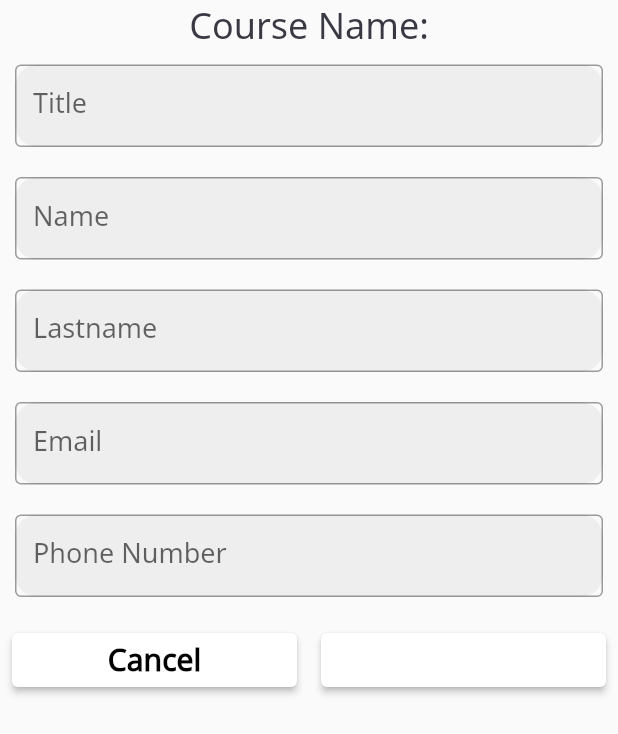
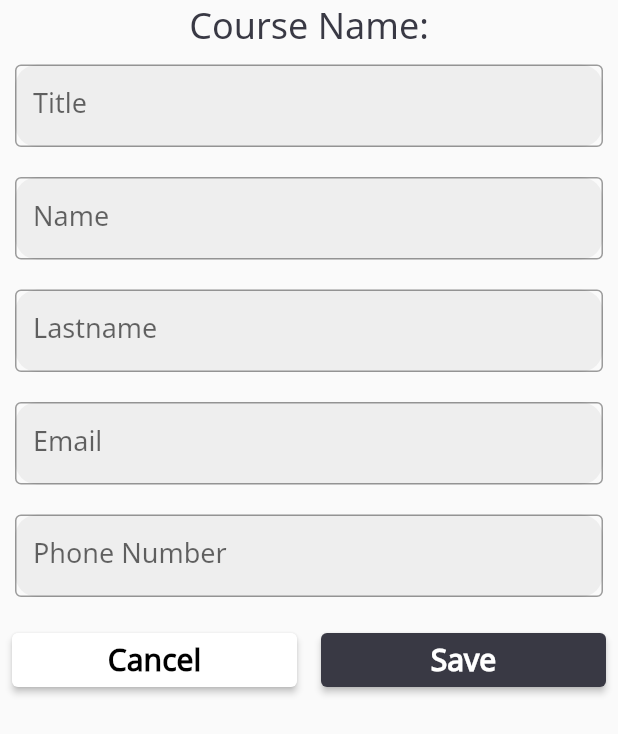
Before and after one commit to ODDS-TEAM/oddsHub-mobile, a Flutter app: the RegistrationScreen screen opened directly, on a phone screen of 412 x 824 dp. Shown: the top 734 px of the screen. Run offline on Flutter 3.47's test engine with Material 2 defaults, Android fonts, the phone set to English and light mode, and no system bars.

Commit message:
update save button style

```diff
--- a/lib/presentation/journey/Registration/registration_screen.dart
+++ b/lib/presentation/journey/Registration/registration_screen.dart
@@ -64,9 +64,13 @@ class _RegistrationScreen extends State<RegistrationScreen> {
                         builder: (context) => const RegistrationSuccessScreen(),
                       ),
                     ),
-                    style: ElevatedButton.styleFrom(
-                        primary: AppColors.primaryBackground),
-                    child: const Text('Save'),
+                    child: Text(
+                      'Save',
+                      style: Theme.of(context)
+                          .textTheme
+                          .button
+                          ?.copyWith(color: AppColors.primaryBackground),
+                    ),
                   ),
                 ),
               ),
```
